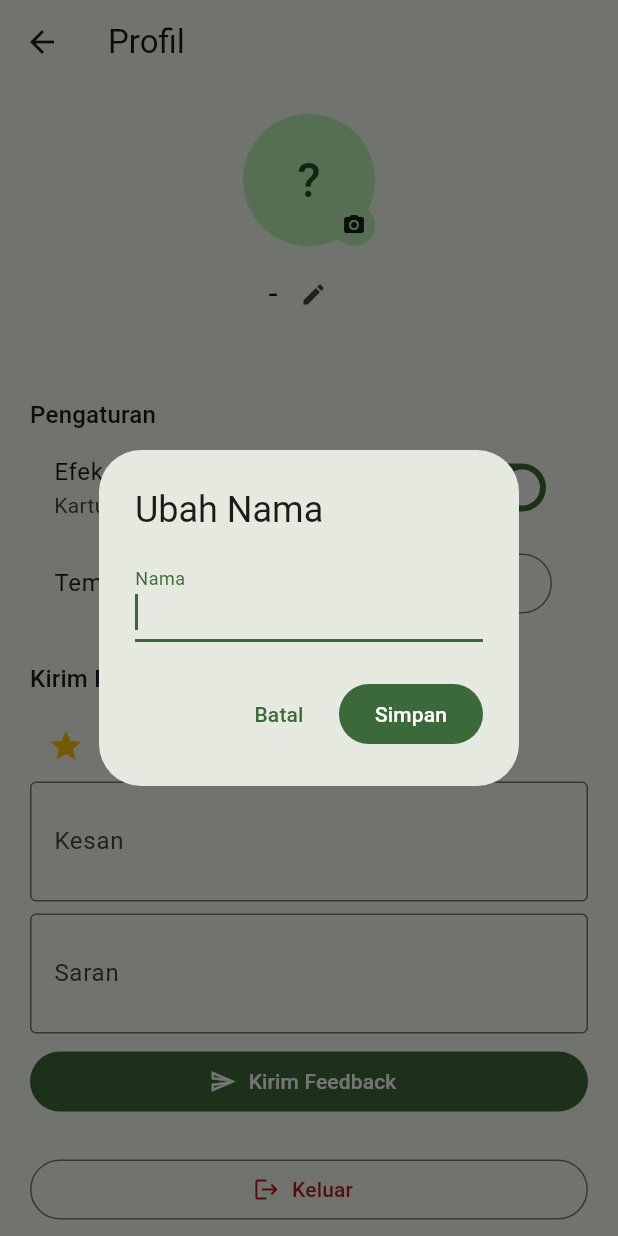
After one commit to WildaGhoniyuJiddan/WorthGaBang-AndroidVer, a Flutter app: the ProfileContentScreen screen opened directly, after a tap on the "edit" icon, on a phone screen of 412 x 824 dp. The commit adds this screen. Run offline on Flutter 3.47's test engine with Material 3 defaults, Android fonts, the light colour scheme and no system bars; our stand-ins replace dio, drift, fl_chart, flutter_local_notifications, flutter_map, flutter_riverpod and 8 more; missing offline and left inert: workmanager; accounts and stored records are empty; generated files the repository leaves out were written again; network calls fail; statements that could not run were skipped.

Commit message:
T14: profil + feedback + pengaturan + logout

```diff
--- a/lib/app/app.dart
+++ b/lib/app/app.dart
@@ -5,6 +5,7 @@ import 'package:flutter_riverpod/flutter_riverpod.dart';
 
 import '../core/notifications/work_manager.dart';
 import '../features/alerts/data/alert_check_service.dart';
+import '../features/profile/data/profile_api.dart';
 import 'router.dart';
 import 'theme.dart';
 
@@ -48,13 +49,14 @@ class _WorthBangAppState extends ConsumerState<WorthBangApp> {
   @override
   Widget build(BuildContext context) {
     final router = ref.watch(routerProvider);
+    final themeMode =
+        ref.watch(settingsControllerProvider).orDefault.themeMode;
     return MaterialApp.router(
       title: 'WorthBang',
       debugShowCheckedModeBanner: false,
       theme: AppTheme.light,
       darkTheme: AppTheme.dark,
-      // Ikuti tema sistem; user bisa override nanti dari Profil (T14).
-      themeMode: ThemeMode.system,
+      themeMode: themeMode,
       routerConfig: router,
       // Semua string hardcode berbahasa Indonesia, terpusat di lib/l10n.
       locale: const Locale('id', 'ID'),
--- a/lib/features/auth/presentation/auth_controller.dart
+++ b/lib/features/auth/presentation/auth_controller.dart
@@ -120,6 +120,11 @@ class AuthController extends Notifier<AuthState> {
     state = const AuthState(status: AuthStatus.unauthenticated);
   }
 
+  /// Refresh data user di state (mis. setelah update profil).
+  void setUser(AppUser user) {
+    state = state.copyWith(user: user);
+  }
+
   /// Logout paksa dari interceptor (refresh token gagal).
   Future<void> forceLogout() async {
     await _repo.logout();
--- a/lib/features/builder/presentation/builder_screen.dart
+++ b/lib/features/builder/presentation/builder_screen.dart
@@ -6,6 +6,7 @@ import '../../../core/sensors/shake_detector.dart';
 import '../../../core/utils/rupiah.dart';
 import '../../../core/widgets/tilt_card.dart';
 import '../../../l10n/strings.dart';
+import '../../profile/data/profile_api.dart';
 import '../data/builder_api.dart';
 import '../data/builder_models.dart';
 
@@ -127,6 +128,10 @@ class _BuilderScreenState extends ConsumerState<BuilderScreen> {
                 Padding(
                   padding: const EdgeInsets.only(bottom: 8),
                   child: TiltCard(
+                    enabled: ref
+                        .watch(settingsControllerProvider)
+                        .orDefault
+                        .tiltEnabled,
                     child: Card(
                       child: ListTile(
                         leading: CircleAvatar(child: Text(label[0])),
--- /dev/null
+++ b/lib/features/profile/presentation/profile_screen.dart
@@ -0,0 +1,349 @@
+import 'dart:io';
+
+import 'package:flutter/material.dart';
+import 'package:flutter_riverpod/flutter_riverpod.dart';
+import 'package:image_picker/image_picker.dart';
+
+import '../../../app/providers.dart';
+import '../../../l10n/strings.dart';
+import '../../auth/data/auth_repository.dart';
+import '../../auth/presentation/auth_controller.dart';
+import '../data/profile_api.dart';
+
+/// Tab Profil: foto, nama, pengaturan (biometric/tilt/tema), feedback, logout.
+class ProfileContentScreen extends ConsumerStatefulWidget {
+  const ProfileContentScreen({super.key});
+
+  @override
+  ConsumerState<ProfileContentScreen> createState() =>
+      _ProfileContentScreenState();
+}
+
+class _ProfileContentScreenState
+    extends ConsumerState<ProfileContentScreen> {
+  final _picker = ImagePicker();
+  final _kesan = TextEditingController();
+  final _saran = TextEditingController();
+  int _rating = 5;
+  bool _sendingFeedback = false;
+  bool _bioAvailable = false;
+  bool _bioEnabled = false;
+  String? _localPhotoPath;
+
+  @override
+  void initState() {
+    super.initState();
+    _loadBio();
+  }
+
+  @override
+  void dispose() {
+    _kesan.dispose();
+    _saran.dispose();
+    super.dispose();
+  }
+
+  Future<void> _loadBio() async {
+    final repo = ref.read(tokenStorageProvider);
+    final available =
+        await ref.read(biometricServiceProvider).isAvailable;
+    final enabled = await repo.isBiometricEnabled();
+    if (mounted) {
+      setState(() {
+        _bioAvailable = available;
+        _bioEnabled = enabled;
+      });
+    }
+  }
+
+  Future<void> _pickPhoto() async {
+    final xfile =
+        await _picker.pickImage(source: ImageSource.gallery);
+    if (xfile == null) return;
+    try {
+      final user = await ref
+          .read(profileApiProvider)
+          .updateProfile(photoPath: xfile.path);
+      ref.read(authControllerProvider.notifier).setUser(user);
+      if (mounted) {
+        setState(() => _localPhotoPath = xfile.path);
+        ScaffoldMessenger.of(context).showSnackBar(
+          const SnackBar(content: Text(AppStrings.photoUpdated)),
+        );
+      }
+    } catch (e) {
+      if (mounted) {
+        ScaffoldMessenger.of(context)
+            .showSnackBar(SnackBar(content: Text(e.toString())));
+      }
+    }
+  }
+
+  Future<void> _editName(String current) async {
+    final ctrl = TextEditingController(text: current);
+    final name = await showDialog<String>(
+      context: context,
+      builder: (context) => AlertDialog(
+        title: const Text(AppStrings.editNameTitle),
+        content: TextField(
+          controller: ctrl,
+          decoration: const InputDecoration(
+              labelText: AppStrings.nameLabel),
+          autofocus: true,
+        ),
+        actions: [
+          TextButton(
+            onPressed: () => Navigator.of(context).pop(),
+            child: const Text(AppStrings.cancelButton),
+          ),
+          FilledButton(
+            onPressed: () =>
+                Navigator.of(context).pop(ctrl.text.trim()),
+            child: const Text(AppStrings.saveButton),
+          ),
+        ],
+      ),
+    );
+    if (name == null || name.isEmpty || !mounted) return;
+    try {
+      final user =
+          await ref.read(profileApiProvider).updateProfile(name: name);
+      ref.read(authControllerProvider.notifier).setUser(user);
+    } catch (e) {
+      if (mounted) {
+        ScaffoldMessenger.of(context)
+            .showSnackBar(SnackBar(content: Text(e.toString())));
+      }
+    }
+  }
+
+  Future<void> _sendFeedback() async {
+    setState(() => _sendingFeedback = true);
+    try {
+      await ref.read(profileApiProvider).sendFeedback(
+            rating: _rating,
+            kesan: _kesan.text.trim(),
+            saran: _saran.text.trim(),
+          );
+      if (!mounted) return;
+      _kesan.clear();
+      _saran.clear();
+      ScaffoldMessenger.of(context).showSnackBar(
+        const SnackBar(content: Text(AppStrings.feedbackSent)),
+      );
+    } catch (e) {
+      if (mounted) {
+        ScaffoldMessenger.of(context)
+            .showSnackBar(SnackBar(content: Text(e.toString())));
+      }
+    } finally {
+      if (mounted) setState(() => _sendingFeedback = false);
+    }
+  }
+
+  Future<void> _logout() async {
+    final ok = await showDialog<bool>(
+      context: context,
+      builder: (context) => AlertDialog(
+        title: const Text(AppStrings.logoutTitle),
+        content: const Text(AppStrings.logoutConfirm),
+        actions: [
+          TextButton(
+            onPressed: () => Navigator.of(context).pop(false),
+            child: const Text(AppStrings.cancelButton),
+          ),
+          FilledButton(
+            onPressed: () => Navigator.of(context).pop(true),
+            child: const Text(AppStrings.logoutButton),
+          ),
+        ],
+      ),
+    );
+    if (ok == true) {
+      await ref.read(authControllerProvider.notifier).logout();
+    }
+  }
+
+  @override
+  Widget build(BuildContext context) {
+    final auth = ref.watch(authControllerProvider);
+    final user = auth.user;
+    final settings = ref.watch(settingsControllerProvider).orDefault;
+
+    ImageProvider? avatar;
+    if (_localPhotoPath != null) {
+      avatar = FileImage(File(_localPhotoPath!));
+    } else if (user?.photoUrl != null) {
+      avatar = NetworkImage(user!.photoUrl!);
+    }
+
+    return Scaffold(
+      appBar: AppBar(title: const Text(AppStrings.profileScreenTitle)),
+      body: SafeArea(
+        child: ListView(
+          padding: const EdgeInsets.all(20),
+          children: [
+            Center(
+              child: Column(
+                children: [
+                  GestureDetector(
+                    onTap: _pickPhoto,
+                    child: Stack(
+                      children: [
+                        CircleAvatar(
+                          radius: 44,
+                          backgroundImage: avatar,
+                          child: avatar == null
+                              ? Text(
+                                  (user?.name.isNotEmpty == true
+                                          ? user!.name[0]
+                                          : '?')
+                                      .toUpperCase(),
+                                  style: const TextStyle(fontSize: 32),
+                                )
+                              : null,
+                        ),
+                        Positioned(
+                          bottom: 0,
+                          right: 0,
+                          child: Container(
+                            decoration: BoxDecoration(
+                              color: Theme.of(context)
+                                  .colorScheme
+                                  .primaryContainer,
+                              shape: BoxShape.circle,
+                            ),
+                            padding: const EdgeInsets.all(6),
+                            child: const Icon(Icons.camera_alt,
+                                size: 16),
+                          ),
+                        ),
+                      ],
+                    ),
+                  ),
+                  const SizedBox(height: 8),
+                  Row(
+                    mainAxisSize: MainAxisSize.min,
+                    children: [
+                      Text(user?.name ?? '-',
+                          style: Theme.of(context)
+                              .textTheme
+                              .titleLarge),
+                      IconButton(
+                        icon: const Icon(Icons.edit, size: 18),
+                        onPressed: () =>
+                            _editName(user?.name ?? ''),
+                      ),
+                    ],
+                  ),
+                  Text(user?.email ?? '',
+                      style:
+                          const TextStyle(color: Colors.grey)),
+                ],
+              ),
+            ),
+            const SizedBox(height: 24),
+            Text(AppStrings.settingsSection,
+                style: Theme.of(context).textTheme.titleMedium),
+            if (_bioAvailable)
+              SwitchListTile(
+                title:
+                    const Text(AppStrings.biometricSetting),
+                subtitle:
+                    const Text(AppStrings.biometricSubtitle),
+                value: _bioEnabled,
+                onChanged: (v) async {
+                  await ref
+                      .read(tokenStorageProvider)
+                      .setBiometricEnabled(v);
+                  setState(() => _bioEnabled = v);
+                },
+              ),
+            SwitchListTile(
+              title: const Text(AppStrings.tiltSetting),
+              subtitle:
+                  const Text(AppStrings.tiltSubtitle),
+              value: settings.tiltEnabled,
+              onChanged: (v) => ref
+                  .read(settingsControllerProvider.notifier)
+                  .setTiltEnabled(v),
+            ),
+            ListTile(
+              title: const Text(AppStrings.themeSetting),
+              trailing: SegmentedButton<ThemeMode>(
+                segments: const [
+                  ButtonSegment(
+                      value: ThemeMode.system,
+                      icon: Icon(Icons.settings_suggest_outlined)),
+                  ButtonSegment(
+                      value: ThemeMode.light,
+                      icon: Icon(Icons.light_mode_outlined)),
+                  ButtonSegment(
+                      value: ThemeMode.dark,
+                      icon: Icon(Icons.dark_mode_outlined)),
+                ],
+                selected: {settings.themeMode},
+                onSelectionChanged: (s) => ref
+                    .read(settingsControllerProvider.notifier)
+                    .setThemeMode(s.first),
+              ),
+            ),
+            const SizedBox(height: 24),
+            Text(AppStrings.feedbackSection,
+                style: Theme.of(context).textTheme.titleMedium),
+            const SizedBox(height: 8),
+            Row(
+              children: List.generate(
+                5,
+                (i) => IconButton(
+                  icon: Icon(
+                    i < _rating ? Icons.star : Icons.star_border,
+                    color: Colors.amber,
+                  ),
+                  onPressed: () =>
+                      setState(() => _rating = i + 1),
+                ),
+              ),
+            ),
+            TextField(
+              controller: _kesan,
+              decoration: const InputDecoration(
+                labelText: AppStrings.kesanLabel,
+                border: OutlineInputBorder(),
+              ),
+              maxLines: 2,
+            ),
+            const SizedBox(height: 8),
+            TextField(
+              controller: _saran,
+              decoration: const InputDecoration(
+                labelText: AppStrings.saranLabel,
+                border: OutlineInputBorder(),
+              ),
+              maxLines: 2,
+            ),
+            const SizedBox(height: 8),
+            FilledButton.icon(
+              onPressed:
+                  _sendingFeedback ? null : _sendFeedback,
+              icon: const Icon(Icons.send_outlined),
+              label:
+                  const Text(AppStrings.sendFeedbackButton),
+            ),
+            const SizedBox(height: 24),
+            OutlinedButton.icon(
+              onPressed: _logout,
+              icon: const Icon(Icons.logout),
+              label:
+                  const Text(AppStrings.logoutButton),
+              style: OutlinedButton.styleFrom(
+                foregroundColor:
+                    Theme.of(context).colorScheme.error,
+              ),
+            ),
+          ],
+        ),
+      ),
+    );
+  }
+}
--- a/lib/l10n/strings.dart
+++ b/lib/l10n/strings.dart
@@ -152,4 +152,23 @@ abstract final class AppStrings {
       'Halo! Aku Bang Worth 🤖. Tanya soal harga komponen, minta rakitan PC, atau tanya fitur aplikasi ini.';
   static const chatError = 'Gagal menghubungi Bang Worth';
   static const buildCardTitle = 'Rakitan rekomendasi';
+
+  // Profil (T14).
+  static const profileScreenTitle = 'Profil';
+  static const settingsSection = 'Pengaturan';
+  static const biometricSetting = 'Biometric unlock';
+  static const biometricSubtitle = 'Buka sesi dengan sidik jari/wajah';
+  static const tiltSetting = 'Efek 3D kartu (gyroscope)';
+  static const tiltSubtitle = 'Kartu miring mengikuti gerakan HP';
+  static const themeSetting = 'Tema';
+  static const feedbackSection = 'Kirim Feedback';
+  static const kesanLabel = 'Kesan';
+  static const saranLabel = 'Saran';
+  static const sendFeedbackButton = 'Kirim Feedback';
+  static const feedbackSent = 'Terima kasih atas feedback-nya!';
+  static const photoUpdated = 'Foto profil diperbarui.';
+  static const editNameTitle = 'Ubah Nama';
+  static const logoutTitle = 'Keluar';
+  static const logoutConfirm = 'Yakin ingin keluar dari akun?';
+  static const logoutButton = 'Keluar';
 }
```
Also changed, not shown: lib/core/network/api_client.dart (+7 -0 lines), lib/core/network/dio_api_client.dart (+21 -0 lines), lib/core/network/fake_api_client.dart (+20 -0 lines), lib/core/widgets/tilt_card.dart (+7 -0 lines), lib/features/chat/presentation/chat_screen.dart (+13 -4 lines), lib/features/profile/data/profile_api.dart (added, +97 -0 lines), lib/features/tabs/presentation/tab_screens.dart (+3 -45 lines), 3 other files.
